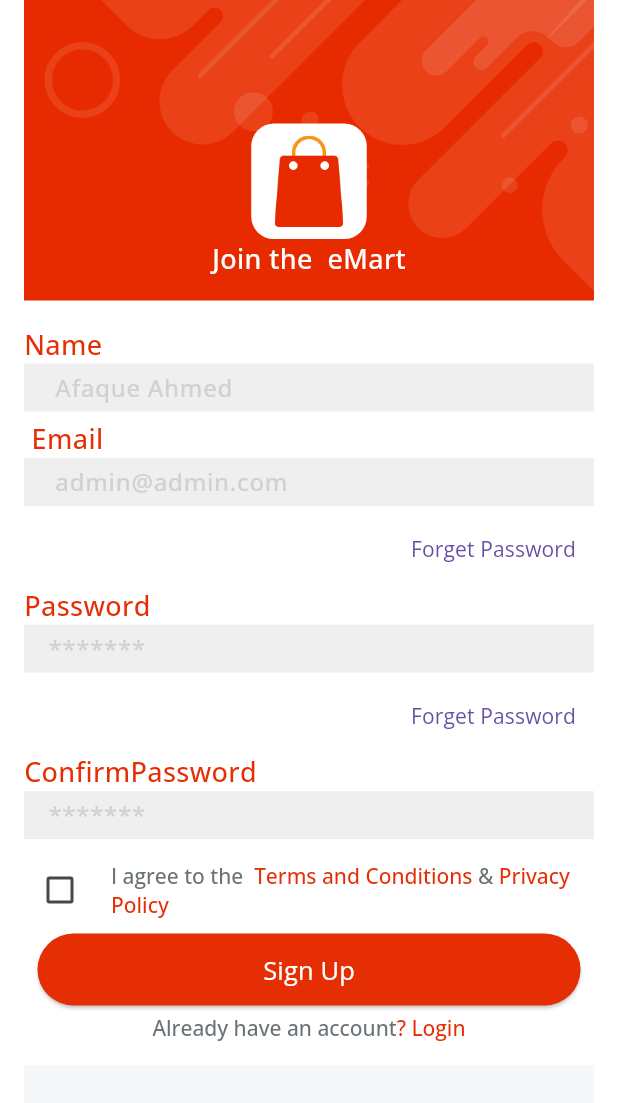
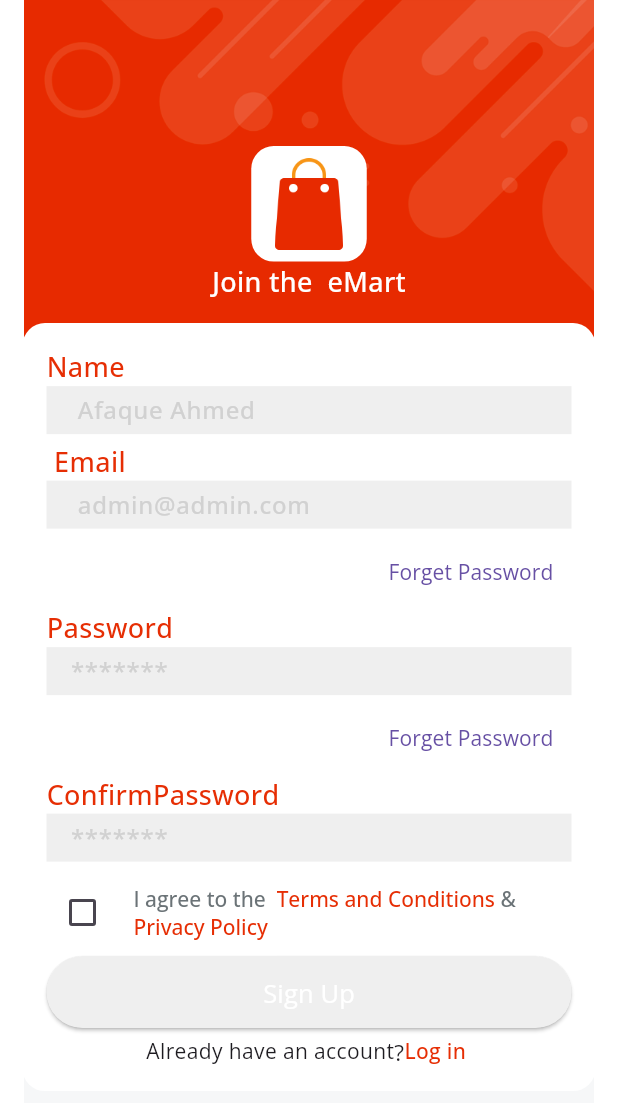
Before and after one commit to Afaque-A/e_mart_store_with_firebase, a Flutter app: the screen it shows after launch, after a tap on "Sign Up", on a phone screen of 412 x 824 dp. Shown: the top 1103 px of the screen. Run offline on Flutter 3.47's test engine with Material 3 defaults, Android fonts, the phone set to English and light mode, and no system bars; our stand-ins replace get, velocity_x.

Commit message:
solve checkbox issue

```diff
--- a/lib/strings.dart
+++ b/lib/strings.dart
@@ -10,6 +10,7 @@ const password = "Password";
 const passwordHint = "*******";
 const forgetpass = " Forget Password";
 const login = "Log in ";
+const and = "?";
 const signUp = "Sign Up";
 const createNewAccount = " or create a new account ";
 const loginWith = " Login with";
--- a/lib/views/auth_screen/login_screen.dart
+++ b/lib/views/auth_screen/login_screen.dart
@@ -85,7 +85,6 @@ class LoginScreen extends StatelessWidget {
                   .padding(const EdgeInsets.all(16))
                   .width(context.screenWidth)
                   .make()
-              ]),
-            )));
+            ]).paddingAll(15))));
   }
 }
--- a/lib/views/auth_screen/signup_screen.dart
+++ b/lib/views/auth_screen/signup_screen.dart
@@ -8,9 +8,15 @@ import 'package:e_mart_store_with_firebase/widgets_common/custom_textfield.dart'
 import 'package:e_mart_store_with_firebase/widgets_common/our_button.dart';
 import 'package:get/get.dart';
 
-class SignupScreen extends StatelessWidget {
+class SignupScreen extends StatefulWidget {
   const SignupScreen({super.key});
 
+  @override
+  State<SignupScreen> createState() => _SignupScreenState();
+}
+
+class _SignupScreenState extends State<SignupScreen> {
+  bool? isCheck = false;
   @override
   Widget build(BuildContext context) {
     return bgColor(
@@ -46,8 +52,12 @@ class SignupScreen extends StatelessWidget {
                     children: [
                       Checkbox(
                         checkColor: redColor,
-                          value: false,
-                          onChanged: (newValue) {},
+                        value: isCheck,
+                        onChanged: (newValue) {
+                          setState(() {
+                            isCheck = newValue;
+                          });
+                        },
                       ),
                       10.widthBox,
                       Expanded(
@@ -76,26 +86,21 @@ class SignupScreen extends StatelessWidget {
                   5.heightBox,
                   ourButton(
                           title: signUp,
-                            color: redColor,
+                          color: isCheck == true ? redColor : lightGrey,
                           textColor: whiteColor,
                           onpress: () {})
                       .box
                       .width(context.screenWidth - 50)
                       .make(),
                   5.heightBox,
-                    RichText(
-                        text: const TextSpan(children: [
-                      TextSpan(
-                          text: alreadyHaveAccount,
-                          style:
-                              TextStyle(fontFamily: semibold, color: fontGrey)),
-                      TextSpan(
-                          text: "? Login",
-                          style:
-                              TextStyle(fontFamily: semibold, color: redColor)),
-                    ])).onTap(() {
-                      Get.back();
-                    })
+                  Row(
+                    mainAxisAlignment: MainAxisAlignment.center,
+                    children: [
+                      alreadyHaveAccount.text.make(),
+                      and.text.size(15).fontFamily(regular).make(),
+                      login.text.color(redColor).fontFamily(semibold).make()
+                    ],
+                  )
                 ],
               )
                   .box
@@ -104,7 +109,6 @@ class SignupScreen extends StatelessWidget {
                   .padding(const EdgeInsets.all(16))
                   .width(context.screenWidth)
                   .make()
-              ]),
-            )));
+            ]).paddingAll(15))));
   }
 }
```
Lines whose indentation alone changed are shown as unchanged.
